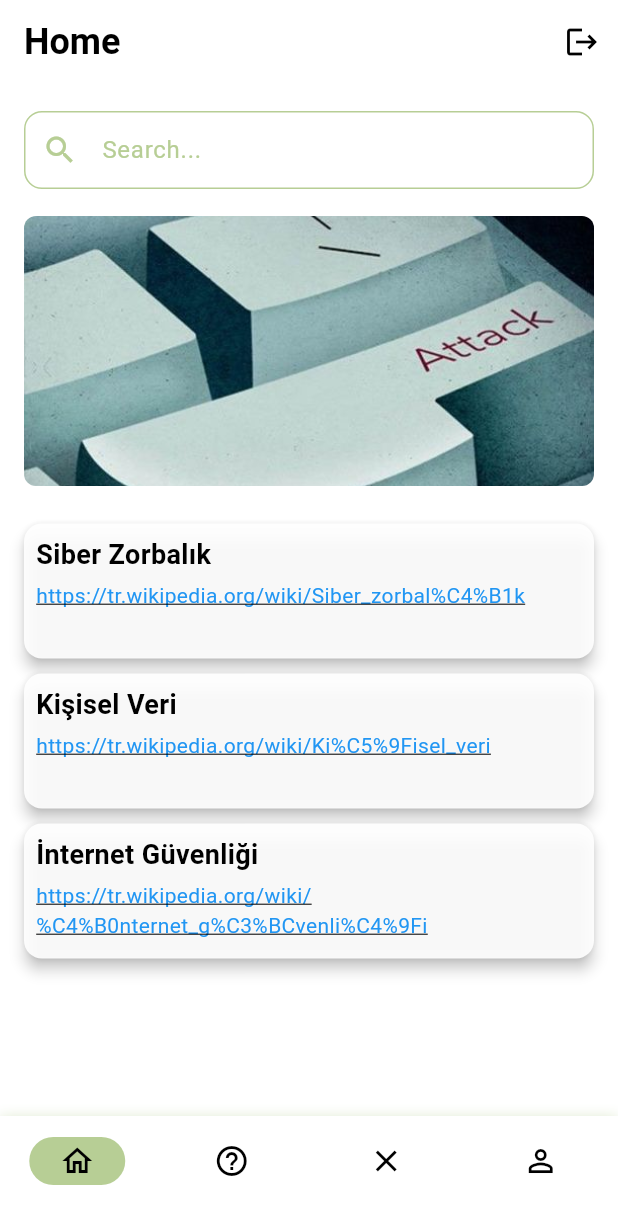
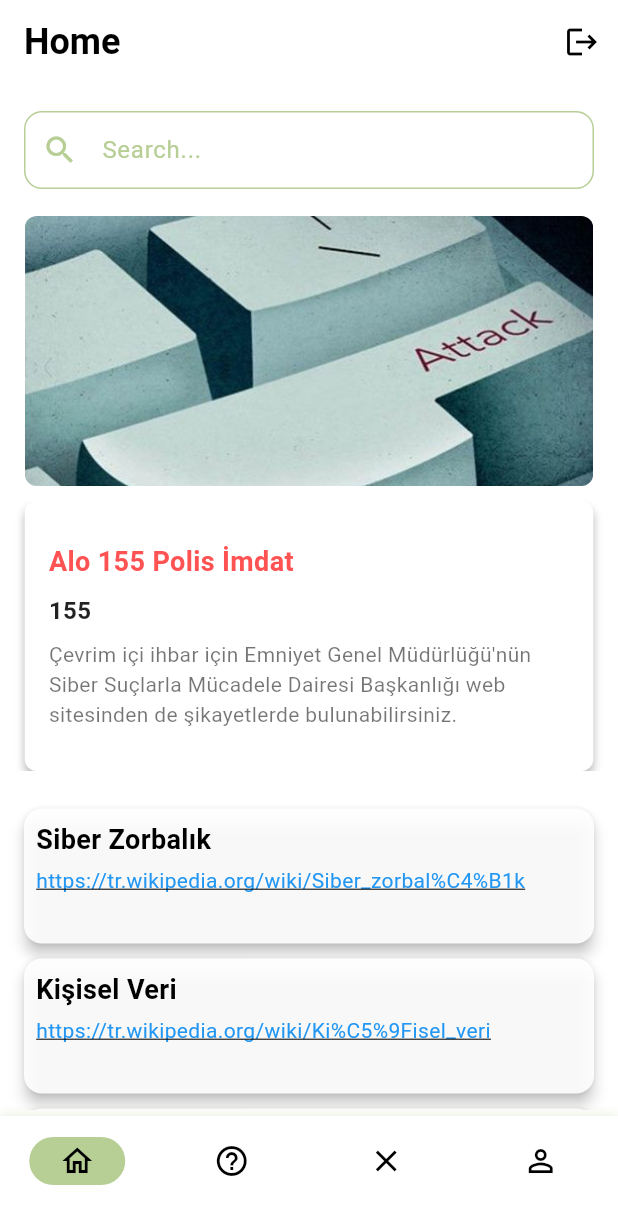
Before and after one commit to GokceKy/digital_awareness_app, a Flutter app: the screen it shows once a user with an empty profile is signed in, on a phone screen of 412 x 824 dp. Shown: the top 1224 px of the screen. Run offline on Flutter 3.47's test engine with Material 3 defaults, Android fonts, the phone set to English and light mode, and no system bars; drawn by our look-alikes of carousel_slider; our stand-ins replace firebase_auth, firebase_core; accounts and stored records are empty; network calls fail.

Commit message:
Create emergency carousel

```diff
--- /dev/null
+++ b/lib/data/model/emergency_contact.dart
@@ -0,0 +1,11 @@
+class EmergencyContact {
+  final String title;
+  final String number;
+  final String description;
+
+  EmergencyContact({
+    required this.title,
+    required this.number,
+    required this.description,
+  });
+}
--- /dev/null
+++ b/lib/data/repo/emergency_contact_data.dart
@@ -0,0 +1,30 @@
+import 'package:digital_awareness_app/data/model/emergency_contact.dart';
+
+class EmergencyContactData {
+  final List<EmergencyContact> emergencyContacts = [
+    EmergencyContact(
+      title: "Alo 155 Polis İmdat",
+      number: "155",
+      description:
+          "Çevrim içi ihbar için Emniyet Genel Müdürlüğü'nün Siber Suçlarla Mücadele Dairesi Başkanlığı web sitesinden de şikayetlerde bulunabilirsiniz.",
+    ),
+    EmergencyContact(
+      title: "Alo 550 Siber Suçlar",
+      number: "550",
+      description:
+          "Siber suçlarla mücadele hattı.Siber zorbalık gibi konularda ihbarda bulunmak isteyenlere hızlı bir erişim sağlar",
+    ),
+    EmergencyContact(
+      title: "ALO 112 – Acil Yardım Hattı",
+      number: "112",
+      description:
+          "Acil bir tehdit veya tehlike durumunda polise, ambulansa veya itfaiyeye ulaşılabilir.",
+    ),
+    EmergencyContact(
+      title: "Alo 183 Sosyal Destek Hattı",
+      number: "183",
+      description:
+          "Aile, kadın, çocuk ve sosyal hizmetlerle ilgili destek ve danışmanlık sağlar.",
+    ),
+  ];
+}
--- a/lib/view/base_screen.dart.dart
+++ b/lib/view/base_screen.dart.dart
@@ -1,5 +1,4 @@
 import 'package:digital_awareness_app/product/widgets/custom_app_bar.dart';
-import 'package:digital_awareness_app/view/home/detail_screen.dart';
 import 'package:digital_awareness_app/view/home/home_screen.dart';
 import 'package:digital_awareness_app/view/profile/profile_screen.dart';
 import 'package:digital_awareness_app/view/report/report_bullying_screen.dart';
@@ -17,18 +16,17 @@ class _BaseScreenState extends State<BaseScreen> {
 
   // Sayfaların listesi
   final List<Widget> _pages = [
-    HomeScreen(), // 0 - Home
-    const Center(child: Text('Help Page')), // 1 - Help
-    const ReportBullyingScreen(), // 2 - Clear
-    ProfileScreen(), // 3 - Profile
+    HomeScreen(),
+    const Center(child: Text('Help Page')),
+    const ReportBullyingScreen(),
+    ProfileScreen(),
   ];
 
-  // Sayfa başlıklarının listesi
   final List<String> _titles = [
-    'Home', // Title for Home
-    'Help', // Title for Help
-    'Dijital Zorbalığı İhbar Et', // Title for Clear
-    'Profile', // Title for Profile
+    'Home',
+    'Help',
+    'Dijital Zorbalığı İhbar Et',
+    'Profile',
   ];
 
   // İkonlardan birine tıklandığında çalışacak fonksiyon
@@ -41,7 +39,7 @@ class _BaseScreenState extends State<BaseScreen> {
   @override
   Widget build(BuildContext context) {
     return Scaffold(
-      appBar: CustomAppBar(text: _titles[_selectedIndex]), // Dynamic title
+      appBar: CustomAppBar(text: _titles[_selectedIndex]),
       body: IndexedStack(
         index: _selectedIndex,
         children: _pages,
--- a/lib/view/home/home_screen.dart
+++ b/lib/view/home/home_screen.dart
@@ -1,15 +1,17 @@
+import 'package:digital_awareness_app/data/repo/emergency_contact_data.dart';
 import 'package:digital_awareness_app/view/home/home_widgets/carousel_widget.dart';
 import 'package:digital_awareness_app/view/home/home_widgets/custom_card.dart';
 import 'package:digital_awareness_app/view/home/home_widgets/custom_search_bar.dart.dart';
+import 'package:digital_awareness_app/view/home/home_widgets/emergency_carousel.dart';
 import 'package:firebase_auth/firebase_auth.dart';
 import 'package:flutter/material.dart';
 
 class HomeScreen extends StatelessWidget {
   HomeScreen({super.key});
   final user = FirebaseAuth.instance.currentUser!;
+  final EmergencyContactData contactData = EmergencyContactData();
 
   void _onCardTap(String url) {
-    // Detay sayfasına yönlendirme
     print('Card tapped with URL: $url');
   }
 
@@ -33,6 +35,10 @@ class HomeScreen extends StatelessWidget {
                   'assets/digitalsix.jpg',
                   'assets/digitaltwo.jpg',
                 ],
+              ),
+              const SizedBox(height: 10),
+              EmergencyCarousel(
+                emergencyContacts: contactData.emergencyContacts,
               ),
               const SizedBox(height: 20),
               const Column(
--- a/lib/view/home/home_widgets/carousel_widget.dart
+++ b/lib/view/home/home_widgets/carousel_widget.dart
@@ -22,7 +22,7 @@ class CarouselWidget extends StatelessWidget {
         return Builder(
           builder: (BuildContext context) {
             return Container(
-              padding: const EdgeInsets.symmetric(horizontal: 16.0),
+              width: MediaQuery.of(context).size.width * 0.92,
               decoration: BoxDecoration(
                 borderRadius: BorderRadius.circular(8),
               ),
--- /dev/null
+++ b/lib/view/home/home_widgets/emergency_carousel.dart
@@ -0,0 +1,79 @@
+import 'package:carousel_slider/carousel_slider.dart';
+import 'package:digital_awareness_app/data/model/emergency_contact.dart';
+import 'package:flutter/material.dart';
+
+class EmergencyCarousel extends StatelessWidget {
+  final List<EmergencyContact> emergencyContacts;
+
+  const EmergencyCarousel({
+    super.key,
+    required this.emergencyContacts,
+  });
+
+  @override
+  Widget build(BuildContext context) {
+    return CarouselSlider(
+      options: CarouselOptions(
+        height: 180.0,
+        autoPlay: true,
+        autoPlayInterval: const Duration(seconds: 24),
+        viewportFraction: 1,
+      ),
+      items: emergencyContacts.map((contact) {
+        return Builder(
+          builder: (BuildContext context) {
+            return Container(
+              width: MediaQuery.of(context).size.width * 0.92,
+              padding: const EdgeInsets.symmetric(horizontal: 16.0),
+              decoration: BoxDecoration(
+                borderRadius: BorderRadius.circular(8),
+                color: Colors.white,
+                boxShadow: const [
+                  BoxShadow(
+                    color: Colors.black26,
+                    blurRadius: 4,
+                    offset: Offset(0, 4),
+                  ),
+                ],
+              ),
+              child: ClipRRect(
+                borderRadius: BorderRadius.circular(8),
+                child: Column(
+                  mainAxisAlignment: MainAxisAlignment.center,
+                  crossAxisAlignment: CrossAxisAlignment.start,
+                  children: [
+                    Text(
+                      contact.title,
+                      style: const TextStyle(
+                        fontSize: 18,
+                        fontWeight: FontWeight.bold,
+                        color: Colors.redAccent,
+                      ),
+                    ),
+                    const SizedBox(height: 8),
+                    Text(
+                      contact.number,
+                      style: const TextStyle(
+                        fontSize: 16,
+                        fontWeight: FontWeight.w600,
+                        color: Colors.black87,
+                      ),
+                    ),
+                    const SizedBox(height: 8),
+                    Text(
+                      contact.description,
+                      style: const TextStyle(
+                        fontSize: 14,
+                        color: Colors.black54,
+                      ),
+                    ),
+                  ],
+                ),
+              ),
+            );
+          },
+        );
+      }).toList(),
+    );
+  }
+}
--- a/lib/view/report/report_card_widget.dart
+++ b/lib/view/report/report_card_widget.dart
@@ -1,6 +1,5 @@
 import 'package:flutter/foundation.dart';
 import 'package:flutter/material.dart';
-import 'package:flutter/widgets.dart';
 
 class ReportCardWidget extends StatelessWidget {
   final String title;
```
